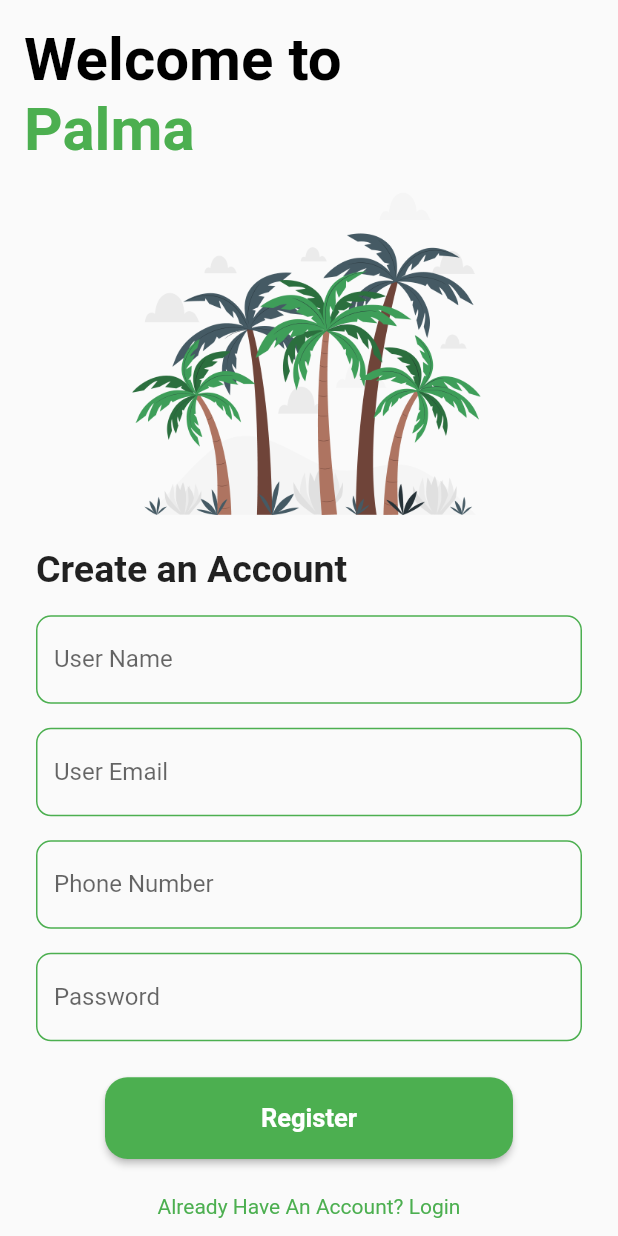
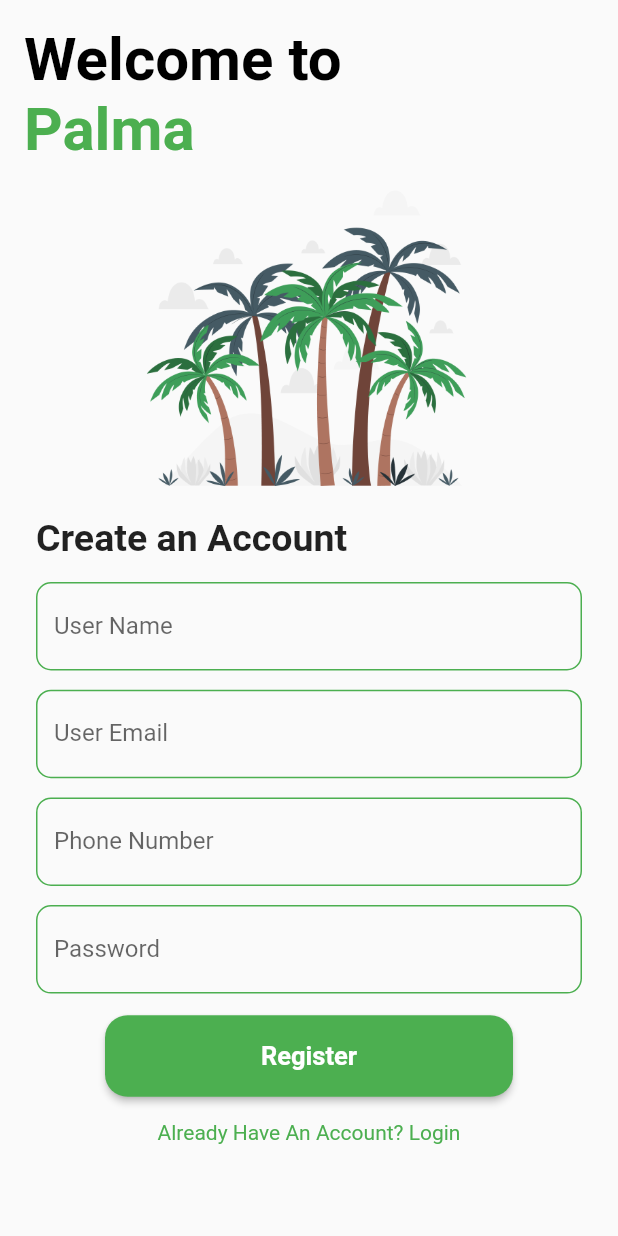
Before and after one commit to rabieHs/palm-deseas-detection-app-flutter, a Flutter app: the SignUp screen opened directly, on a phone screen of 412 x 824 dp. Run offline on Flutter 3.47's test engine with Material 2 defaults, Android fonts, the phone set to English and light mode, and no system bars; our stand-ins replace bloc, camera, cloud_firestore, dartz, equatable, firebase_auth and 4 more; accounts and stored records are empty.

```diff
--- a/lib/Features/Forum/data/datasource/post_remote_datasouce.dart
+++ b/lib/Features/Forum/data/datasource/post_remote_datasouce.dart
@@ -4,7 +4,6 @@ import 'package:dartz/dartz.dart';
 
 import 'package:palm_deseas/Features/Forum/data/models/post_model.dart';
 import 'package:palm_deseas/Features/Forum/domain/usecases/like_post_usecase.dart';
-import 'package:palm_deseas/core/error/failure.dart';
 
 import '../../../../core/error/exception.dart';
 
@@ -36,10 +35,8 @@ class PostRemoteDatasourceImpl implements BasePostRemoteDatasource {
 
   @override
   Stream<List<PostModel>> streamPosts() {
-    print("startig fetching");
     return firestore.collection("posts").snapshots().map((snapshot) {
       final docs = snapshot.docs;
-      print(docs);
 
       final postsList = docs.map((doc) {
         Map<String, dynamic> data = doc.data();
@@ -58,7 +55,7 @@ class PostRemoteDatasourceImpl implements BasePostRemoteDatasource {
         });
       } else {
         await firestore.collection('posts').doc(parameters.post.id).update({
-          'likes': FieldValue.arrayRemove([parameters.uid])
+          'likes': FieldValue.arrayUnion([parameters.uid])
         });
       }
       return unit;
--- a/lib/Features/Forum/presentation/controllers/bloc/post_event.dart
+++ b/lib/Features/Forum/presentation/controllers/bloc/post_event.dart
@@ -8,3 +8,11 @@ abstract class PostEvent extends Equatable {
 }
 
 class GetAllPostsEvent extends PostEvent {}
+
+class LikePostsEvent extends PostEvent {
+  final Post post;
+  final String uid;
+  const LikePostsEvent(this.post, this.uid);
+  @override
+  List<Object> get props => [post, uid];
+}
--- a/lib/Features/Home/Presentation/views/home.dart
+++ b/lib/Features/Home/Presentation/views/home.dart
@@ -2,8 +2,9 @@ import 'package:flutter/material.dart';
 import 'package:flutter_bloc/flutter_bloc.dart';
 import 'package:palm_deseas/Features/Blog/presentation/views/blog.dart';
 import 'package:palm_deseas/Features/Detection/presentation/views/scan_screen.dart';
-import 'package:palm_deseas/Features/Forum/presentation/views/forum.dart';
+import 'package:palm_deseas/Features/Forum/presentation/views/pages/forum.dart';
 import 'package:palm_deseas/Features/Home/Presentation/controllers/navigation_bloc/navigation_bloc.dart';
+import 'package:palm_deseas/Features/authentication/presentation/controllers/bloc/authentication_bloc.dart';
 import 'package:palm_deseas/core/dependecy_injection.dart';
 
 class Home extends StatelessWidget {
@@ -13,6 +14,7 @@ class Home extends StatelessWidget {
   Widget build(BuildContext context) {
     return BlocBuilder<NavigationBloc, NavigationState>(
         builder: (context, state) {
+      print(BlocProvider.of<AuthenticationBloc>(context).user.id);
       return Scaffold(
         floatingActionButton: FloatingActionButton(
           backgroundColor: Colors.green,
--- a/lib/Features/authentication/data/datasource/remote_datasource.dart
+++ b/lib/Features/authentication/data/datasource/remote_datasource.dart
@@ -3,6 +3,7 @@ import 'package:dartz/dartz.dart';
 import 'package:firebase_auth/firebase_auth.dart';
 import 'package:palm_deseas/Features/authentication/data/models/user_model.dart';
 import 'package:palm_deseas/Features/authentication/domain/usecases/login_user_usecase.dart';
+import 'package:palm_deseas/core/constances.dart';
 import 'package:palm_deseas/core/error/exception.dart';
 
 import '../../../../core/error/failure.dart';
@@ -27,6 +28,7 @@ class AuthenticationRemoteDatasourceImpl
           email: userModel.email, password: password);
       if (user.user != null) {
         userModel.id = user.user!.uid;
+        userModel.photo = '$photoGeneratorUrl${userModel.name}';
         await firestore
             .collection('users')
             .doc(userModel.id)
--- a/lib/Features/authentication/data/models/user_model.dart
+++ b/lib/Features/authentication/data/models/user_model.dart
@@ -6,7 +6,7 @@ class UserModel extends User {
     required super.phone,
     required super.name,
     required super.email,
-    required super.photo,
+    super.photo,
   });
 
   factory UserModel.fromMap(Map<String, dynamic> map) => UserModel(
--- a/lib/Features/authentication/presentation/controllers/bloc/authentication_event.dart
+++ b/lib/Features/authentication/presentation/controllers/bloc/authentication_event.dart
@@ -12,17 +12,20 @@ class CreateUserEvent extends AuthenticationEvent {
   final String email;
   final String name;
   final String password;
-  final String photo;
+
   final String phoneNumber;
   const CreateUserEvent({
     required this.email,
     required this.name,
     required this.password,
-    required this.photo,
     required this.phoneNumber,
   });
   @override
-  List<Object> get props => [email, password, phoneNumber, photo];
+  List<Object> get props => [
+        email,
+        password,
+        phoneNumber,
+      ];
 }
 
 class LoginUserEvent extends AuthenticationEvent {
--- a/lib/Features/authentication/presentation/views/sign_up.dart
+++ b/lib/Features/authentication/presentation/views/sign_up.dart
@@ -93,8 +93,8 @@ class SignUp extends StatelessWidget {
     return Center(
       child: Image.asset(
         "assets/images/palm tree-pana.png",
-        width: screenWidth(context) * 0.7,
-        height: screenWidth(context) * 0.6,
+        width: screenWidth(context) * 0.65,
+        height: screenWidth(context) * 0.55,
       ),
     );
   }
@@ -153,7 +153,6 @@ class SignUp extends StatelessWidget {
                           email: emailController.text,
                           name: nameController.text,
                           password: passwordController.text,
-                          photo: "",
                           phoneNumber: phoneController.text));
                 }
               },
--- a/lib/core/common/widgets/custom_button.dart
+++ b/lib/core/common/widgets/custom_button.dart
@@ -15,7 +15,8 @@ class CustomButton extends StatelessWidget {
   @override
   Widget build(BuildContext context) {
     return Padding(
-      padding: EdgeInsets.all(defaultPadding),
+      padding: EdgeInsets.symmetric(
+          horizontal: defaultPadding, vertical: defaultPadding / 2),
       child: MaterialButton(
           color: Colors.green,
           shape:
--- a/lib/core/common/widgets/custom_text_form_field.dart
+++ b/lib/core/common/widgets/custom_text_form_field.dart
@@ -22,7 +22,7 @@ class CustomTextFormField extends StatelessWidget {
   Widget build(BuildContext context) {
     return Padding(
       padding: EdgeInsets.symmetric(
-          vertical: defaultPadding / 2, horizontal: defaultPadding / 2),
+          vertical: defaultPadding / 2.5, horizontal: defaultPadding / 2),
       child: TextFormField(
         keyboardType: type,
         validator: validation,
--- a/lib/core/constances.dart
+++ b/lib/core/constances.dart
@@ -3,3 +3,5 @@ import 'package:flutter/widgets.dart';
 double screenWidth(BuildContext context) => MediaQuery.of(context).size.width;
 double screenHeight(BuildContext context) => MediaQuery.of(context).size.height;
 double defaultPadding = 16;
+const String photoGeneratorUrl =
+    "https://api/dicebear.com/5.x/initials/png?seed=";
--- a/lib/core/dependecy_injection.dart
+++ b/lib/core/dependecy_injection.dart
@@ -8,6 +8,7 @@ import 'package:palm_deseas/Features/Forum/data/datasource/post_remote_datasouce
 import 'package:palm_deseas/Features/Forum/data/repository/post_repository_impl.dart';
 import 'package:palm_deseas/Features/Forum/domain/repository/base_post_repository.dart';
 import 'package:palm_deseas/Features/Forum/domain/usecases/get_all_posts_usecase.dart';
+import 'package:palm_deseas/Features/Forum/domain/usecases/like_post_usecase.dart';
 import 'package:palm_deseas/Features/Forum/domain/usecases/stream_posts_usecase.dart';
 import 'package:palm_deseas/Features/Forum/presentation/controllers/bloc/post_bloc.dart';
 import 'package:palm_deseas/Features/Home/Presentation/controllers/navigation_bloc/navigation_bloc.dart';
@@ -36,7 +37,8 @@ class DependencyInjection {
     // Bloc
 
     dp.registerFactory(() => NavigationBloc());
-    dp.registerFactory<PostBloc>(() => PostBloc(dp(), dp(), FailureHandler()));
+    dp.registerFactory<PostBloc>(
+        () => PostBloc(dp(), dp(), FailureHandler(), dp()));
     dp.registerFactory<AuthenticationBloc>(
         () => AuthenticationBloc(dp(), dp(), dp(), dp()));
 
@@ -60,6 +62,7 @@ class DependencyInjection {
     dp.registerLazySingleton(() => CreateUserUsecase(dp()));
     dp.registerLazySingleton(() => LoginUserUsecase(dp()));
     dp.registerLazySingleton(() => GetUserUsecase(dp()));
+    dp.registerLazySingleton(() => LikePostUsecase(dp()));
     //! External
 
     final handler = FailureHandler();
--- a/lib/main.dart
+++ b/lib/main.dart
@@ -37,7 +37,7 @@ class MyApp extends StatelessWidget {
               debugShowCheckedModeBanner: false,
               title: 'Flutter Demo',
               theme: ThemeData(primarySwatch: Colors.green),
-              home: state is ErrorGetUserUserState ? SignUp() : const Home(),
+              home: state is! ErrorGetUserUserState ? SignUp() : const Home(),
             );
           },
         ));
```
Also changed, not shown: lib/Features/Forum/presentation/controllers/bloc/post_bloc.dart (+13 -0 lines), lib/Features/Forum/presentation/views/pages/add_post_screen.dart (added, +16 -0 lines), lib/Features/Forum/presentation/views/pages/forum.dart (renamed from lib/Features/Forum/presentation/views/forum.dart, +19 -2 lines), lib/Features/Forum/presentation/views/widgets/post_card.dart (+43 -26 lines), lib/Features/authentication/presentation/controllers/bloc/authentication_bloc.dart (+4 -4 lines).
